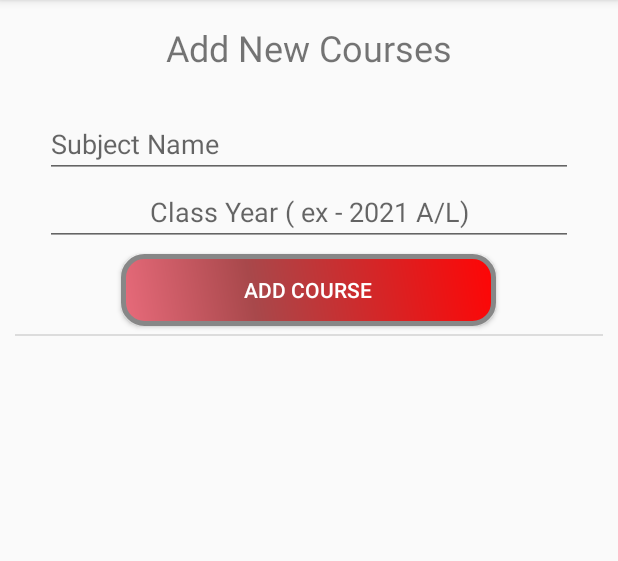
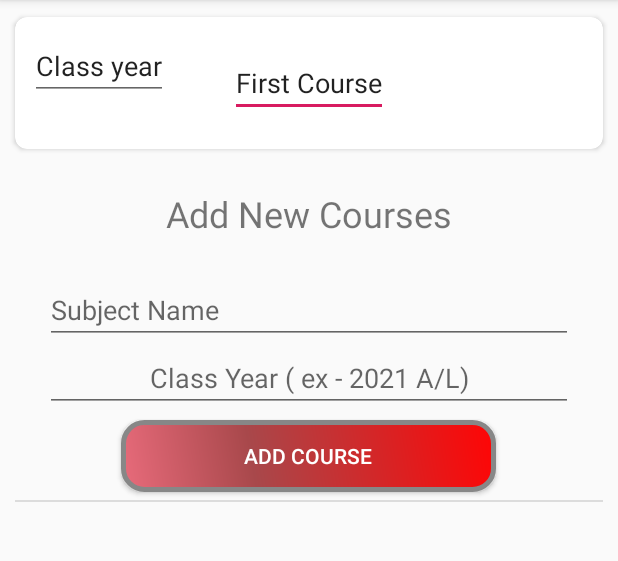
Before and after one commit to YasiruPriyadarshana/EClassKIT, an Android app: the screen it shows after launch once a user with an empty profile is signed in (AddNewCourse), in the options menu, after a tap on "Add New Courses", on a phone screen of 412 x 824 dp, the part 84-645 px from its top. Run offline under Robolectric (Android 15) with nearby library versions, the phone set to English and light mode, and no system bars; our stand-ins replace Firebase (no records; nobody signed in at launch, a user with empty details on screens opened directly), Picasso; libraries missing offline, so code that uses them is left out: in.gauriinfotech.commons; pictures from the network do not load.

Commit message:
Fix bugs

```diff
--- a/app/src/main/java/com/wonder/eclasskit/AddNewCourse.java
+++ b/app/src/main/java/com/wonder/eclasskit/AddNewCourse.java
@@ -55,7 +55,10 @@ public class AddNewCourse extends AppCompatActivity {
             public void onItemClick(AdapterView<?> parent, View view, int position, long id) {
                 String key = keys.get(position);
                 Common.uid=key;
+                AddCourse adc=addCourses.get(position);
                 Intent intent=new Intent(AddNewCourse.this,MainActivity.class);
+                intent.putExtra("year",adc.getClass_yr());
+                intent.putExtra("sub",adc.getSubjectname());
                 startActivity(intent);
             }
         });
@@ -78,6 +81,7 @@ public class AddNewCourse extends AppCompatActivity {
                 }
 
                 adapter = new ListAdapterAddClass(AddNewCourse.this, R.layout.itemaddnewclass, addCourses);
+
 
                 if (QuizHometListView.getFooterViewsCount() > 0)
                 {
--- a/app/src/main/java/com/wonder/eclasskit/Home.java
+++ b/app/src/main/java/com/wonder/eclasskit/Home.java
@@ -4,6 +4,7 @@ package com.wonder.eclasskit;
 import android.content.Intent;
 import android.os.Bundle;
 
+import androidx.annotation.NonNull;
 import androidx.fragment.app.Fragment;
 
 import android.text.TextUtils;
@@ -18,9 +19,14 @@ import android.widget.Toast;
 import com.google.android.gms.tasks.OnSuccessListener;
 import com.google.firebase.auth.FirebaseAuth;
 import com.google.firebase.auth.FirebaseUser;
+import com.google.firebase.database.DataSnapshot;
+import com.google.firebase.database.DatabaseError;
 import com.google.firebase.database.DatabaseReference;
 import com.google.firebase.database.FirebaseDatabase;
+import com.google.firebase.database.ValueEventListener;
+import com.wonder.eclasskit.Object.AddCourse;
 import com.wonder.eclasskit.Object.Common;
+import com.wonder.eclasskit.Object.Enroll;
 
 import java.io.BufferedReader;
 import java.io.FileInputStream;
@@ -34,9 +40,11 @@ public class Home extends Fragment {
     private ImageButton timeTable;
     private Button copy;
     private EditText redeem;
-    private DatabaseReference databaseReference;
+    private DatabaseReference databaseReference,databaseRfTeacher;
     private String tKey;
     private FirebaseUser user;
+    private Enroll enroll;
+    private String year,subject;
 
     View view;
     @Override
@@ -56,6 +64,9 @@ public class Home extends Fragment {
             redeem.setVisibility(View.GONE);
             copy.setVisibility(View.GONE);
         }
+        Intent intent = requireActivity().getIntent();
+        year=intent.getStringExtra("year");
+        subject=intent.getStringExtra("sub");
 
         quiz=view.findViewById(R.id.quiz);
         timeTable=view.findViewById(R.id.classTimetb);
@@ -82,7 +93,8 @@ public class Home extends Fragment {
             public void onClick(View v) {
                 String redeemcd=redeem.getText().toString();
                 String teacher=Common.uid;
-                databaseReference.child(redeemcd).setValue(teacher).addOnSuccessListener(new OnSuccessListener<Void>() {
+                enroll =new Enroll(teacher,"",subject,year);
+                databaseReference.child(redeemcd).setValue(enroll).addOnSuccessListener(new OnSuccessListener<Void>() {
                     @Override
                     public void onSuccess(Void aVoid) {
                         Toast.makeText(getActivity(), "Redeem copied", Toast.LENGTH_SHORT).show();
--- a/app/src/main/res/layout/activity_add_new_course.xml
+++ b/app/src/main/res/layout/activity_add_new_course.xml
@@ -6,7 +6,28 @@
     android:layout_height="match_parent"
     android:orientation="vertical"
     tools:context="com.wonder.eclasskit.AddNewCourse">
+    <androidx.cardview.widget.CardView
+        android:layout_width="match_parent"
+        android:layout_height="100dp"
+        android:layout_margin="5dp"
+        app:cardCornerRadius="8dp"
+        app:cardUseCompatPadding="true">
 
+
+        <EditText
+            android:id="@+id/sub_name_1"
+            android:layout_width="wrap_content"
+            android:layout_height="wrap_content"
+            android:layout_gravity="center"
+            android:text="First Course" />
+
+        <EditText
+            android:id="@+id/class_yr_1"
+            android:layout_width="wrap_content"
+            android:layout_height="wrap_content"
+            android:layout_margin="10dp"
+            android:text="Class year" />
+    </androidx.cardview.widget.CardView>
     <ListView
         android:id="@+id/add_newclass_listview"
         android:layout_width="match_parent"
```
Also changed, not shown: app/src/main/java/com/wonder/eclasskit/Object/Enroll.java (added, +48 -0 lines), app/src/main/java/com/wonder/eclasskit/StudentAccount.java (+8 -5 lines).
